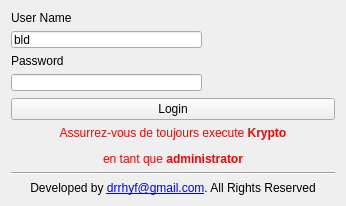
Qt form formlogin.ui (doctarhyf/krypto) before a commit.
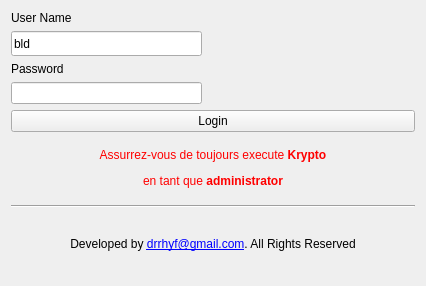
The same form after that commit. Icons and pictures are not drawn.

Patch:
```diff
--- a/formlogin.ui
+++ b/formlogin.ui
@@ -6,20 +6,14 @@
    <rect>
     <x>0</x>
     <y>0</y>
-    <width>346</width>
-    <height>206</height>
+    <width>426</width>
+    <height>286</height>
    </rect>
   </property>
   <property name="minimumSize">
    <size>
-    <width>346</width>
-    <height>206</height>
-   </size>
-  </property>
-  <property name="maximumSize">
-   <size>
-    <width>346</width>
-    <height>215</height>
+    <width>426</width>
+    <height>286</height>
    </size>
   </property>
   <property name="windowTitle">
@@ -42,7 +36,13 @@
          <property name="minimumSize">
           <size>
            <width>191</width>
-           <height>0</height>
+           <height>25</height>
+          </size>
+         </property>
+         <property name="maximumSize">
+          <size>
+           <width>16777215</width>
+           <height>25</height>
           </size>
          </property>
          <property name="text">
```
